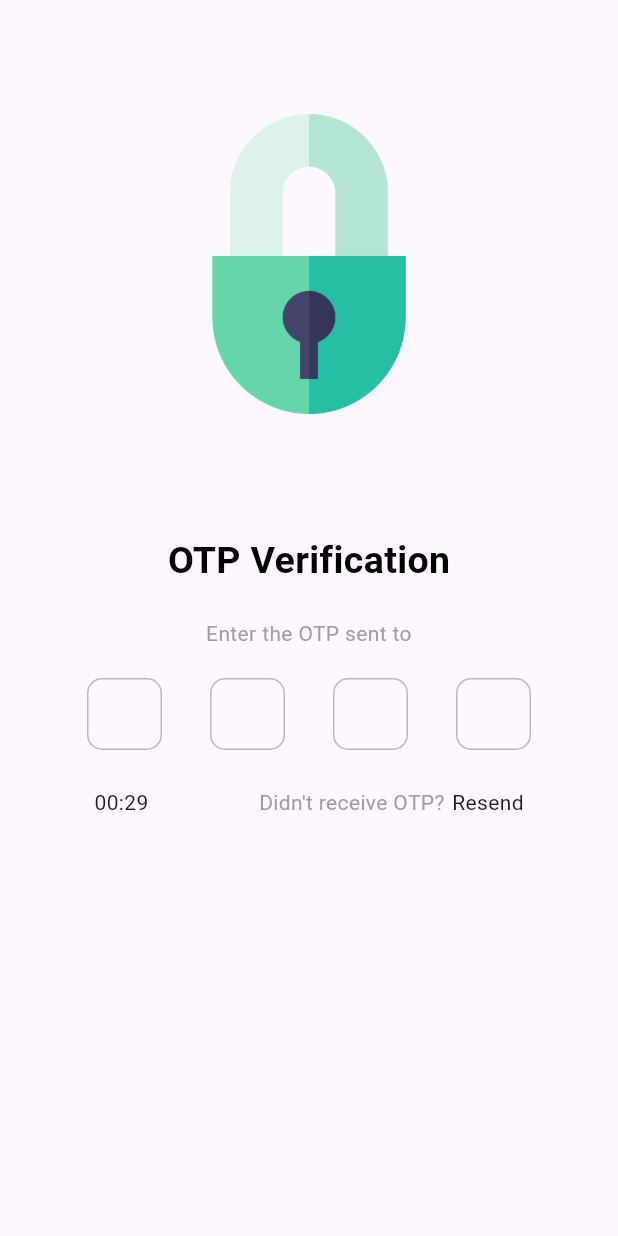
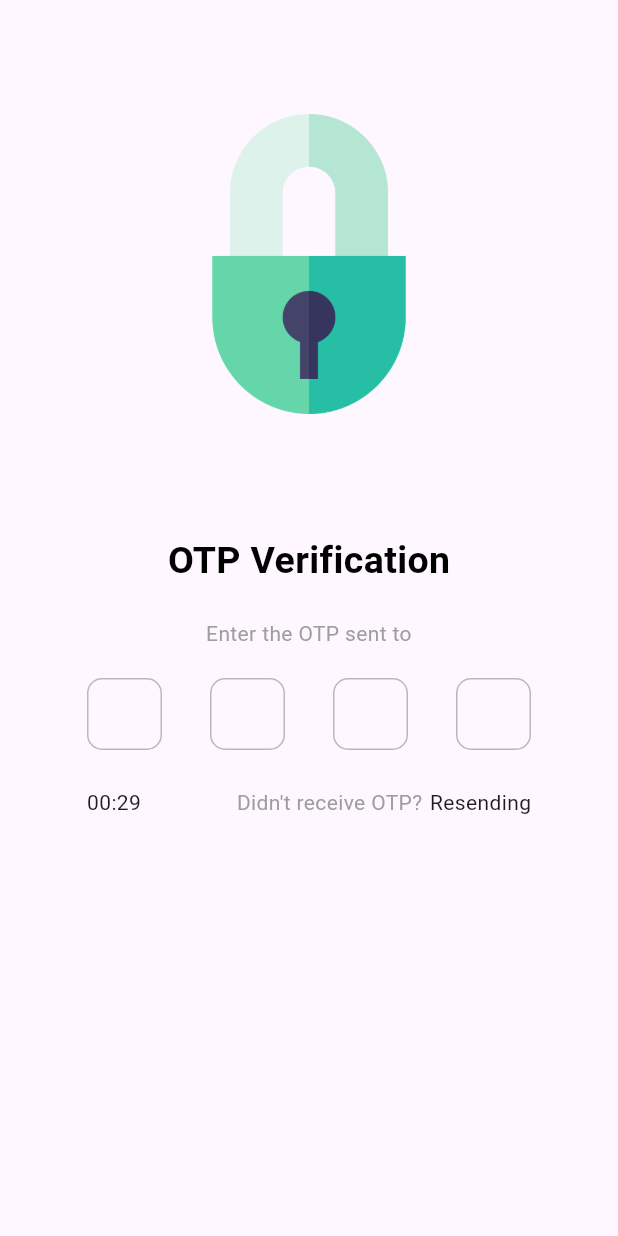
Before and after one commit to i34NK/ProjectFlutter, a Flutter app: the OTPPage screen opened directly, on a phone screen of 412 x 824 dp. Run offline on Flutter 3.47's test engine with Material 3 defaults, Android fonts, the light colour scheme and no system bars; drawn by our look-alikes of otp_text_field; our stand-ins replace country_picker, data_table_2, quickalert.

Commit message:
resending

```diff
--- a/flutter_application_register/lib/page/otp_verification.dart
+++ b/flutter_application_register/lib/page/otp_verification.dart
@@ -127,7 +127,7 @@ class _OTPPageState extends State<OTPPage> {
                             onTap: () {
                               _resendOTP();
                             },
-                            child: Text("Resend"))
+                            child: Text("Resending"))
                       ],
                     ),
                   ],
```
